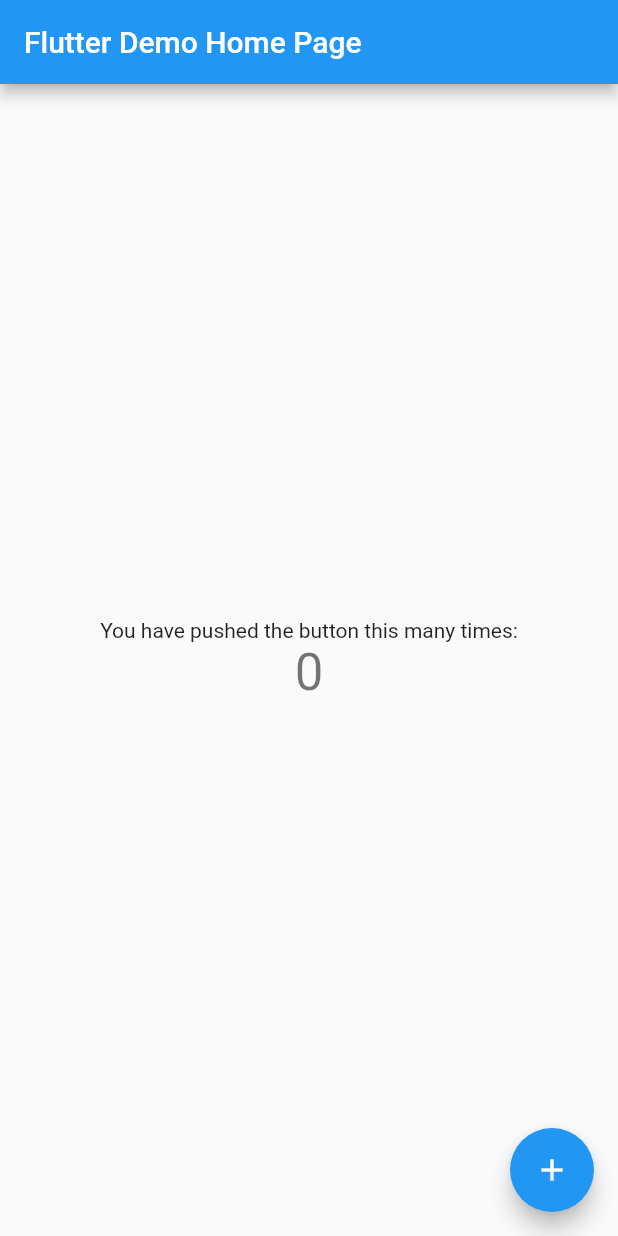
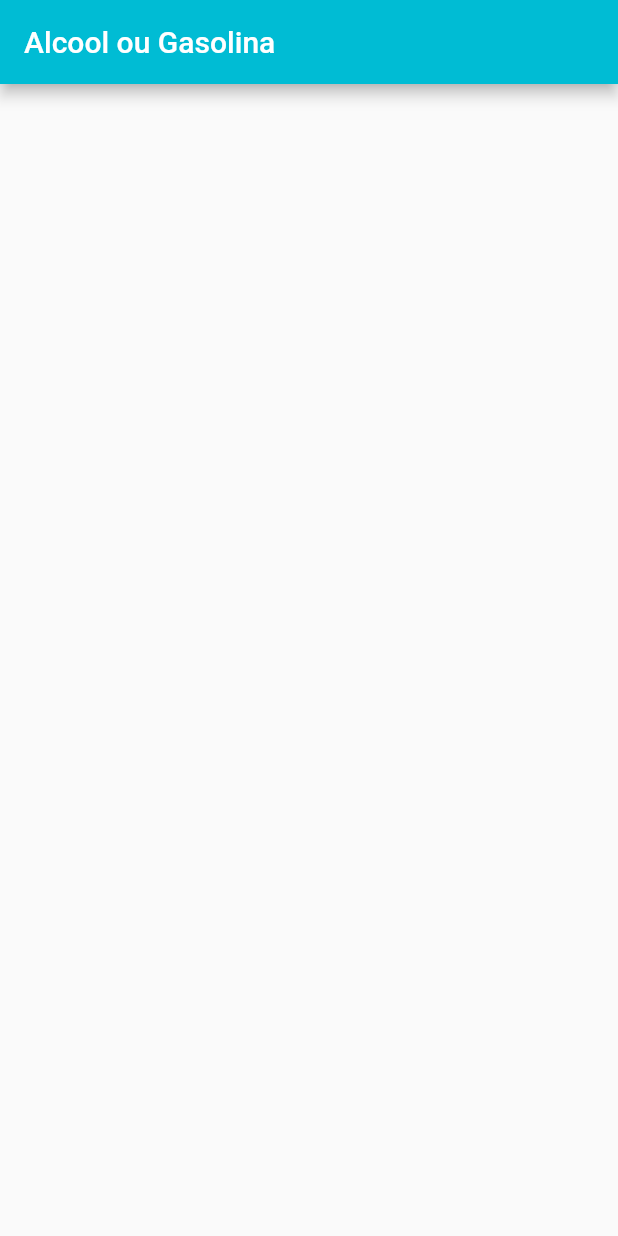
Before and after one commit to adilsontchameia/Alcool-Gasolina, a Flutter app: the screen it shows after launch, on a phone screen of 412 x 824 dp. Run offline on Flutter 3.47's test engine with Material 2 defaults, Android fonts, the phone set to English and light mode, and no system bars.

Commit message:
Cricacao da interface principal

```diff
--- /dev/null
+++ b/lib/interfacePrincipal.dart
@@ -0,0 +1,18 @@
+import 'package:flutter/material.dart';
+
+class Interface extends StatefulWidget {
+  @override
+  _InterfaceState createState() => _InterfaceState();
+}
+
+class _InterfaceState extends State<Interface> {
+  @override
+  Widget build(BuildContext context) {
+    return Scaffold(
+      appBar: AppBar(
+        title: Text("Alcool ou Gasolina"),
+        backgroundColor: Colors.cyan,
+      ),
+    );
+  }
+}
--- a/lib/main.dart
+++ b/lib/main.dart
@@ -1,113 +1,8 @@
+import 'package:alcool_gasolina/interfacePrincipal.dart';
 import 'package:flutter/material.dart';
 
 void main() {
-  runApp(MyApp());
+  runApp(MaterialApp(
+    home: Interface(),
+  ));
 }
-
-class MyApp extends StatelessWidget {
-  // This widget is the root of your application.
-  @override
-  Widget build(BuildContext context) {
-    return MaterialApp(
-      title: 'Flutter Demo',
-      theme: ThemeData(
-        // This is the theme of your application.
-        //
-        // Try running your application with "flutter run". You'll see the
-        // application has a blue toolbar. Then, without quitting the app, try
-        // changing the primarySwatch below to Colors.green and then invoke
-        // "hot reload" (press "r" in the console where you ran "flutter run",
-        // or simply save your changes to "hot reload" in a Flutter IDE).
-        // Notice that the counter didn't reset back to zero; the application
-        // is not restarted.
-        primarySwatch: Colors.blue,
-      ),
-      home: MyHomePage(title: 'Flutter Demo Home Page'),
-    );
-  }
-}
-
-class MyHomePage extends StatefulWidget {
-  MyHomePage({Key key, this.title}) : super(key: key);
-
-  // This widget is the home page of your application. It is stateful, meaning
-  // that it has a State object (defined below) that contains fields that affect
-  // how it looks.
-
-  // This class is the configuration for the state. It holds the values (in this
-  // case the title) provided by the parent (in this case the App widget) and
-  // used by the build method of the State. Fields in a Widget subclass are
-  // always marked "final".
-
-  final String title;
-
-  @override
-  _MyHomePageState createState() => _MyHomePageState();
-}
-
-class _MyHomePageState extends State<MyHomePage> {
-  int _counter = 0;
-
-  void _incrementCounter() {
-    setState(() {
-      // This call to setState tells the Flutter framework that something has
-      // changed in this State, which causes it to rerun the build method below
-      // so that the display can reflect the updated values. If we changed
-      // _counter without calling setState(), then the build method would not be
-      // called again, and so nothing would appear to happen.
-      _counter++;
-    });
-  }
-
-  @override
-  Widget build(BuildContext context) {
-    // This method is rerun every time setState is called, for instance as done
-    // by the _incrementCounter method above.
-    //
-    // The Flutter framework has been optimized to make rerunning build methods
-    // fast, so that you can just rebuild anything that needs updating rather
-    // than having to individually change instances of widgets.
-    return Scaffold(
-      appBar: AppBar(
-        // Here we take the value from the MyHomePage object that was created by
-        // the App.build method, and use it to set our appbar title.
-        title: Text(widget.title),
-      ),
-      body: Center(
-        // Center is a layout widget. It takes a single child and positions it
-        // in the middle of the parent.
-        child: Column(
-          // Column is also a layout widget. It takes a list of children and
-          // arranges them vertically. By default, it sizes itself to fit its
-          // children horizontally, and tries to be as tall as its parent.
-          //
-          // Invoke "debug painting" (press "p" in the console, choose the
-          // "Toggle Debug Paint" action from the Flutter Inspector in Android
-          // Studio, or the "Toggle Debug Paint" command in Visual Studio Code)
-          // to see the wireframe for each widget.
-          //
-          // Column has various properties to control how it sizes itself and
-          // how it positions its children. Here we use mainAxisAlignment to
-          // center the children vertically; the main axis here is the vertical
-          // axis because Columns are vertical (the cross axis would be
-          // horizontal).
-          mainAxisAlignment: MainAxisAlignment.center,
-          children: <Widget>[
-            Text(
-              'You have pushed the button this many times:',
-            ),
-            Text(
-              '$_counter',
-              style: Theme.of(context).textTheme.headline4,
-            ),
-          ],
-        ),
-      ),
-      floatingActionButton: FloatingActionButton(
-        onPressed: _incrementCounter,
-        tooltip: 'Increment',
-        child: Icon(Icons.add),
-      ), // This trailing comma makes auto-formatting nicer for build methods.
-    );
-  }
-}
```
Also changed, not shown: 1 other file.
